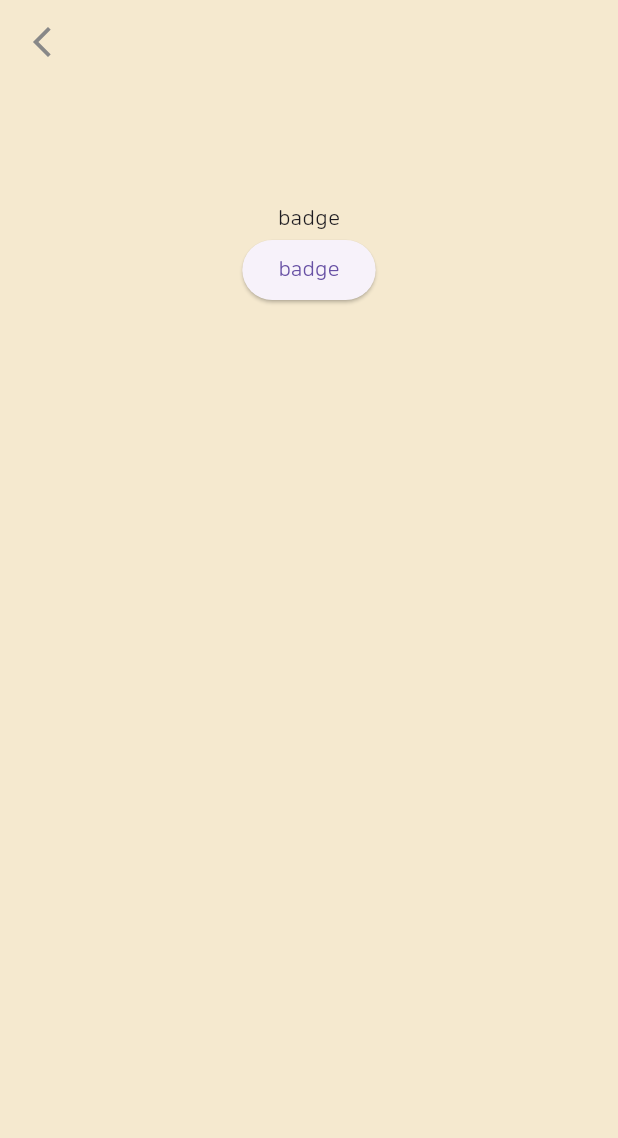
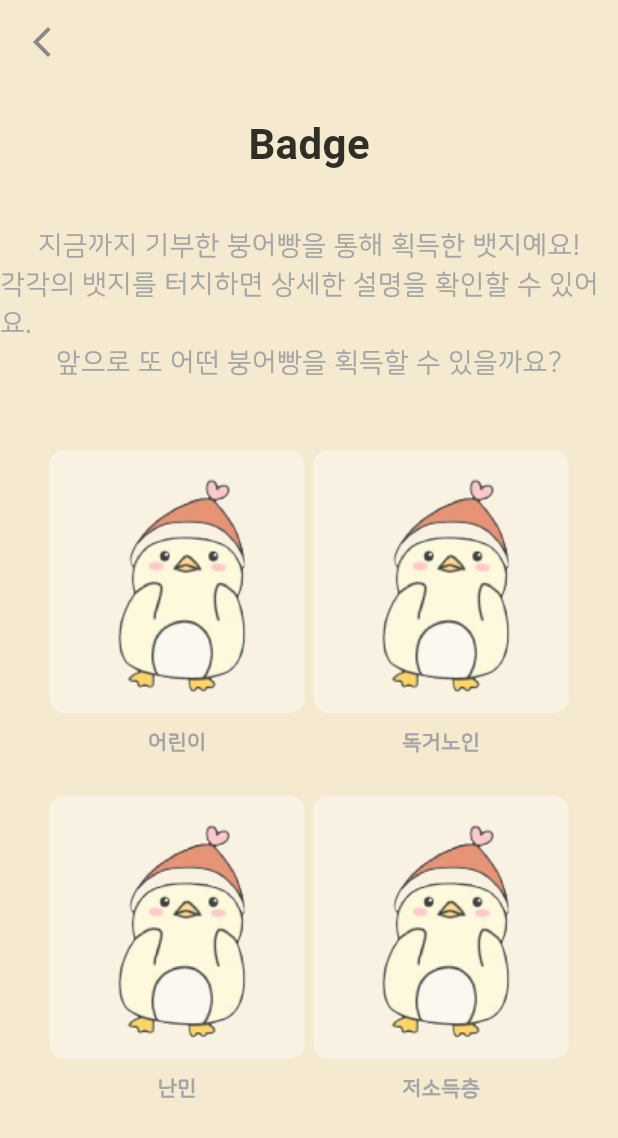
Before and after one commit to donggukthon/donggukthon_2023_3_F, a Flutter app: the BadgeScreen screen opened by its route, on a phone screen of 412 x 824 dp. Shown: the top 1138 px of the screen. Run offline on Flutter 3.47's test engine with Material 3 defaults, Android fonts, the phone set to English and light mode, and no system bars; our stand-ins replace get; Roboto replaces fonts that are missing (titleFont).

Commit message:
<feat>: 뱃지 기능 추가

```diff
--- a/lib/screens/badge_screen.dart
+++ b/lib/screens/badge_screen.dart
@@ -1,3 +1,5 @@
+import 'package:boonglunteer_view/constants/colors.dart';
+import 'package:boonglunteer_view/widgets/charity_widget.dart';
 import 'package:boonglunteer_view/widgets/custom_appbar.dart';
 import 'package:flutter/material.dart';
 
@@ -6,22 +8,59 @@ class BadgeScreen extends StatelessWidget {
 
   @override
   Widget build(BuildContext context) {
-    return Scaffold(
-      appBar: const CustomAppBar(),
-      body: Center(
-        child: Padding(
-          padding: const EdgeInsets.all(80),
-          child: Column(
-            children: [
-              const Text('badge'),
-              ElevatedButton(
-                onPressed: () {
-                  Navigator.pop(context);
-                },
-                child: const Text('badge'),
+    return const Scaffold(
+      appBar: CustomAppBar(),
+      body: SingleChildScrollView(
+        child: Column(
+          children: <Widget>[
+            Padding(
+              padding: EdgeInsets.fromLTRB(0, 20, 0, 35),
+              child: Text(
+                'Badge',
+                style: TextStyle(
+                  color: titleColor,
+                  fontSize: 28,
+                  fontFamily: 'titleFont',
+                  fontWeight: FontWeight.w700,
+                ),
               ),
-            ],
-          ),
+            ),
+            Text('지금까지 기부한 붕어빵을 통해 획득한 뱃지예요!',
+                style: TextStyle(
+                  color: fontColor,
+                  fontSize: 18,
+                )),
+            Text('각각의 뱃지를 터치하면 상세한 설명을 확인할 수 있어요.',
+                style: TextStyle(
+                  color: fontColor,
+                  fontSize: 18,
+                )),
+            Text('앞으로 또 어떤 붕어빵을 획득할 수 있을까요?',
+                style: TextStyle(
+                  color: fontColor,
+                  fontSize: 18,
+                )),
+            Padding(
+              padding: EdgeInsets.fromLTRB(30, 45, 30, 0),
+              child: Row(
+                mainAxisAlignment: MainAxisAlignment.spaceAround,
+                children: <Widget>[
+                  CharityWidget(charityName: '어린이'),
+                  CharityWidget(charityName: '독거노인'),
+                ],
+              ),
+            ),
+            Padding(
+              padding: EdgeInsets.fromLTRB(30, 15, 30, 20),
+              child: Row(
+                mainAxisAlignment: MainAxisAlignment.spaceAround,
+                children: <Widget>[
+                  CharityWidget(charityName: '난민'),
+                  CharityWidget(charityName: '저소득층'),
+                ],
+              ),
+            ),
+          ],
         ),
       ),
     );
```
